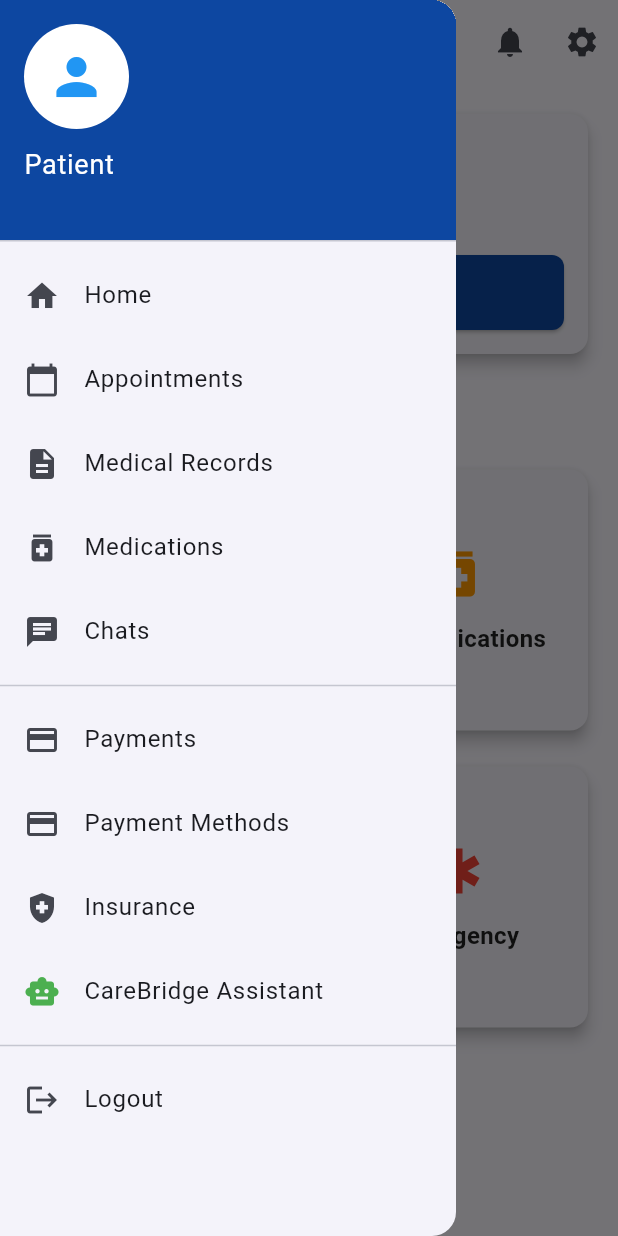
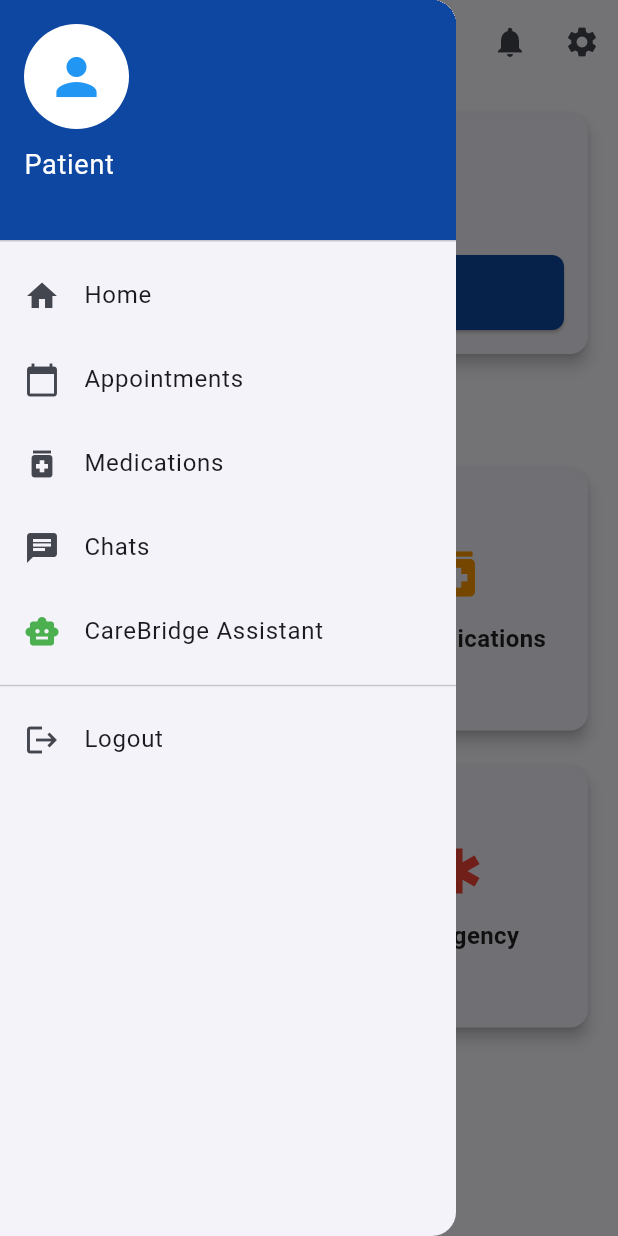
Before and after one commit to LokitGupta/Medical-App, a Flutter app: the PatientHomeScreen screen opened by its route, with the side drawer open, on a phone screen of 412 x 824 dp. Run offline on Flutter 3.47's test engine with Material 3 defaults, Android fonts, the phone set to English and light mode, and no system bars; our stand-ins replace file_picker, fl_chart, flutter_dotenv, flutter_local_notifications, flutter_riverpod, geolocator and 5 more; missing offline and left inert: flutter_sms, flutter_stripe; accounts and stored records are empty.

Commit message:
Tenth Commit

```diff
--- a/lib/views/patient/patient_home_screen.dart
+++ b/lib/views/patient/patient_home_screen.dart
@@ -81,14 +81,14 @@ class PatientHomeScreen extends ConsumerWidget {
                 context.go('/appointments');
               },
             ),
-            _buildDrawerItem(
-              icon: Icons.description,
-              title: 'Medical Records',
-              onTap: () {
-                Navigator.pop(context);
-                context.go('/records');
-              },
-            ),
+            // _buildDrawerItem(
+            //   icon: Icons.description,
+            //   title: 'Medical Records',
+            //   onTap: () {
+            //     Navigator.pop(context);
+            //     context.go('/records');
+            //   },
+            // ),
             _buildDrawerItem(
               icon: Icons.medication,
               title: 'Medications',
@@ -105,31 +105,31 @@ class PatientHomeScreen extends ConsumerWidget {
                 context.go('/chats');
               },
             ),
-            const Divider(),
-            _buildDrawerItem(
-              icon: Icons.payment,
-              title: 'Payments',
-              onTap: () {
-                Navigator.pop(context);
-                context.go('/payment-history');
-              },
-            ),
-            _buildDrawerItem(
-              icon: Icons.credit_card,
-              title: 'Payment Methods',
-              onTap: () {
-                Navigator.pop(context);
-                context.go('/payment-methods');
-              },
-            ),
-            _buildDrawerItem(
-              icon: Icons.health_and_safety,
-              title: 'Insurance',
-              onTap: () {
-                Navigator.pop(context);
-                context.go('/insurance-management');
-              },
-            ),
+            // const Divider(),
+            // _buildDrawerItem(
+            //   icon: Icons.payment,
+            //   title: 'Payments',
+            //   onTap: () {
+            //     Navigator.pop(context);
+            //     context.go('/payment-history');
+            //   },
+            // ),
+            // _buildDrawerItem(
+            //   icon: Icons.credit_card,
+            //   title: 'Payment Methods',
+            //   onTap: () {
+            //     Navigator.pop(context);
+            //     context.go('/payment-methods');
+            //   },
+            // ),
+            // _buildDrawerItem(
+            //   icon: Icons.health_and_safety,
+            //   title: 'Insurance',
+            //   onTap: () {
+            //     Navigator.pop(context);
+            //     context.go('/insurance-management');
+            //   },
+            // ),
             ListTile(
               leading: const Icon(Icons.smart_toy, color: Colors.green),
               title: const Text('CareBridge Assistant'),
```
Also changed, not shown: lib/views/appointments/appointment_details_screen.dart (+18 -18 lines), lib/views/appointments/appointments_screen.dart (+15 -15 lines), lib/views/prescriptions/create_prescription_screen.dart (+1 -7 lines).
